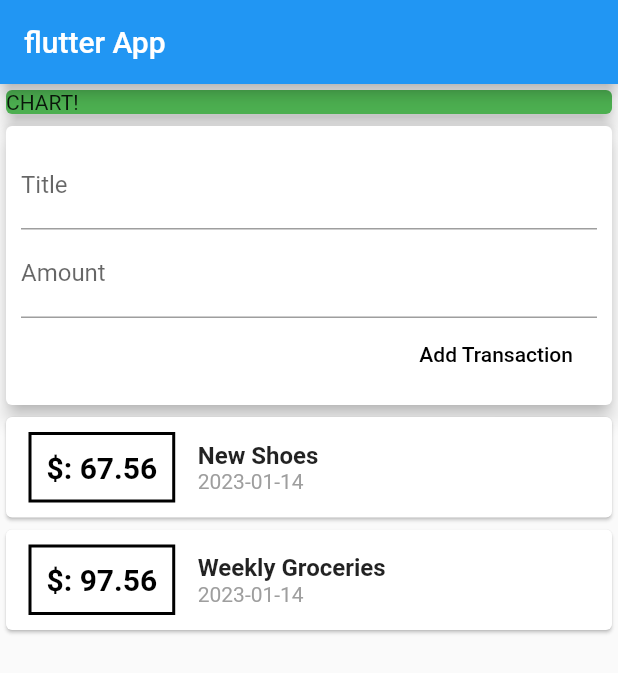
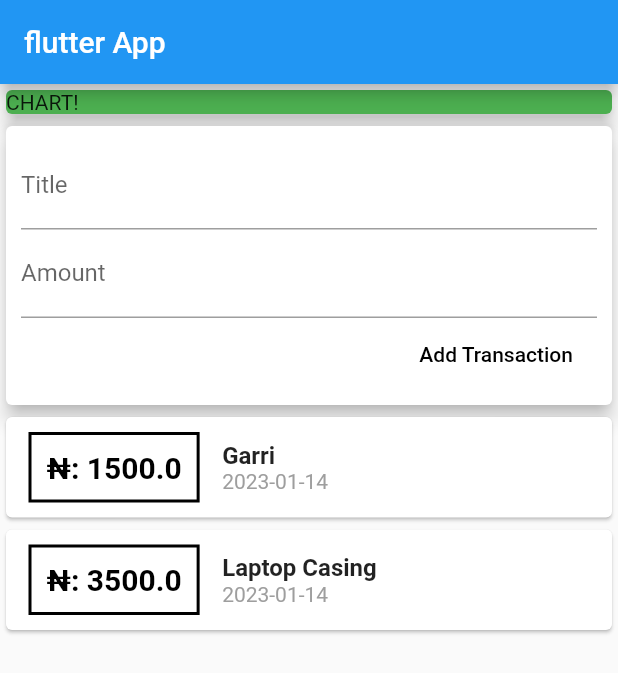
Before and after one commit to fidelmak/expense_tracker, a Flutter app: the screen it shows after launch, on a phone screen of 412 x 824 dp. Shown: the top 673 px of the screen. Run offline on Flutter 3.47's test engine with Material 2 defaults, Android fonts, the phone set to English and light mode, and no system bars.

Commit message:
Changes to be committed:

```diff
--- a/lib/main.dart
+++ b/lib/main.dart
@@ -7,7 +7,8 @@ class MyApp extends StatelessWidget {
   @override
   Widget build(BuildContext context) {
     return MaterialApp(
-      title: 'Flutter App',
+      title: 'To Do App',
+      color: Colors.green,
       home: MyHomePage(),
     );
   }
--- a/lib/widgets/transaction_list.dart
+++ b/lib/widgets/transaction_list.dart
@@ -31,7 +31,7 @@ class TransactionList extends StatelessWidget {
                     ),
                     padding: EdgeInsets.all(10),
                     child: Text(
-                      '\$: ${tx.amount}'.toString(),
+                      '\₦: ${tx.amount}'.toString(),
                       style: TextStyle(
                         fontWeight: FontWeight.bold,
                         fontSize: 20,
--- a/lib/widgets/user_transactions.dart
+++ b/lib/widgets/user_transactions.dart
@@ -15,14 +15,14 @@ class _UserTransactionsState extends State<UserTransactions> {
   final List<Transaction> _userTransaction = [
     Transaction(
       id: 't1',
-      title: 'New Shoes',
-      amount: 67.56,
+      title: 'Garri',
+      amount: 1500.00,
       date: DateTime.now(),
     ),
     Transaction(
       id: 't2',
-      title: 'Weekly Groceries',
-      amount: 97.56,
+      title: 'Laptop Casing',
+      amount: 3500.00,
       date: DateTime.now(),
     ),
   ];
```
